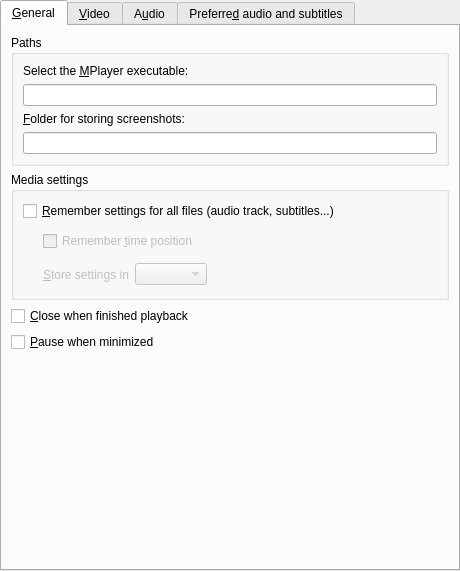
Before: the Qt Designer form src/prefgeneral.ui in wilbert2000/wzplayer, drawn with Qt 5.
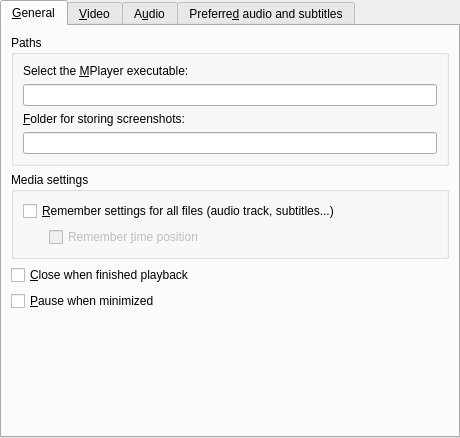
After: the same form once the commit is applied. Custom widgets are drawn as their Qt base class.

Patch:
```diff
--- a/src/prefgeneral.ui
+++ b/src/prefgeneral.ui
@@ -6,7 +6,7 @@
     <x>0</x>
     <y>0</y>
     <width>460</width>
-    <height>571</height>
+    <height>438</height>
    </rect>
   </property>
   <layout class="QVBoxLayout" >
@@ -35,6 +35,21 @@
        <string>&amp;General</string>
       </attribute>
       <layout class="QVBoxLayout" >
+       <property name="spacing" >
+        <number>6</number>
+       </property>
+       <property name="leftMargin" >
+        <number>9</number>
+       </property>
+       <property name="topMargin" >
+        <number>9</number>
+       </property>
+       <property name="rightMargin" >
+        <number>9</number>
+       </property>
+       <property name="bottomMargin" >
+        <number>9</number>
+       </property>
        <item>
         <widget class="QGroupBox" name="groupBox" >
          <property name="title" >
@@ -96,33 +111,42 @@
          <property name="title" >
           <string>Media settings</string>
          </property>
-         <layout class="QVBoxLayout" >
-          <item>
-           <widget class="QCheckBox" name="remember_all_check" >
-            <property name="text" >
-             <string>&amp;Remember settings for all files (audio track, subtitles...)</string>
-            </property>
-           </widget>
-          </item>
-          <item>
            <layout class="QGridLayout" >
-            <item rowspan="2" row="0" column="0" >
+          <property name="leftMargin" >
+           <number>9</number>
+          </property>
+          <property name="topMargin" >
+           <number>9</number>
+          </property>
+          <property name="rightMargin" >
+           <number>9</number>
+          </property>
+          <property name="bottomMargin" >
+           <number>9</number>
+          </property>
+          <property name="horizontalSpacing" >
+           <number>6</number>
+          </property>
+          <property name="verticalSpacing" >
+           <number>6</number>
+          </property>
+          <item row="1" column="0" >
              <spacer>
               <property name="orientation" >
                <enum>Qt::Horizontal</enum>
               </property>
               <property name="sizeType" >
-               <enum>QSizePolicy::Preferred</enum>
+             <enum>QSizePolicy::Fixed</enum>
               </property>
               <property name="sizeHint" >
                <size>
                 <width>20</width>
-                <height>61</height>
+              <height>20</height>
                </size>
               </property>
              </spacer>
             </item>
-            <item row="0" column="1" >
+          <item row="1" column="1" >
              <widget class="QCheckBox" name="remember_time_check" >
               <property name="enabled" >
                <bool>false</bool>
@@ -138,44 +162,12 @@
               </property>
              </widget>
             </item>
-            <item row="1" column="1" >
-             <layout class="QHBoxLayout" >
-              <item>
-               <widget class="QLabel" name="filesettings_method_label" >
-                <property name="enabled" >
-                 <bool>false</bool>
-                </property>
+          <item row="0" column="0" colspan="2" >
+           <widget class="QCheckBox" name="remember_all_check" >
                 <property name="text" >
-                 <string>&amp;Store settings in</string>
-                </property>
-                <property name="buddy" >
-                 <cstring>filesettings_method_combo</cstring>
-                </property>
-               </widget>
-              </item>
-              <item>
-               <widget class="QComboBox" name="filesettings_method_combo" >
-                <property name="enabled" >
-                 <bool>false</bool>
-                </property>
-               </widget>
-              </item>
-              <item>
-               <spacer>
-                <property name="orientation" >
-                 <enum>Qt::Horizontal</enum>
-                </property>
-                <property name="sizeHint" >
-                 <size>
-                  <width>40</width>
-                  <height>20</height>
-                 </size>
-                </property>
-               </spacer>
-              </item>
-             </layout>
-            </item>
-           </layout>
+             <string>&amp;Remember settings for all files (audio track, subtitles...)</string>
+            </property>
+           </widget>
           </item>
          </layout>
         </widget>
@@ -204,8 +196,8 @@
          </property>
          <property name="sizeHint" >
           <size>
-           <width>438</width>
-           <height>51</height>
+           <width>31</width>
+           <height>61</height>
           </size>
          </property>
         </spacer>
```
Left out of the diff: 71 changed lines with no effect on the pictures. Lines whose indentation alone changed are shown as unchanged.
